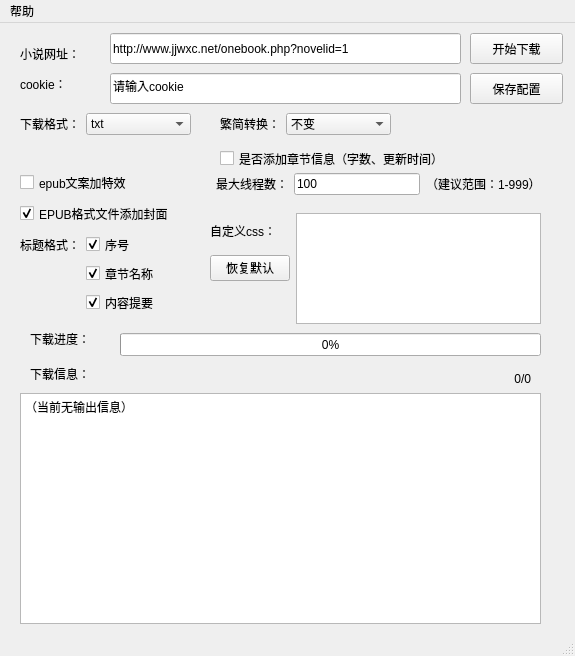
This is exe整合版/jjurl.ui in 7325156/jjwxcNovelCrawler as Qt 5 draws it before an edit. The edited form follows.
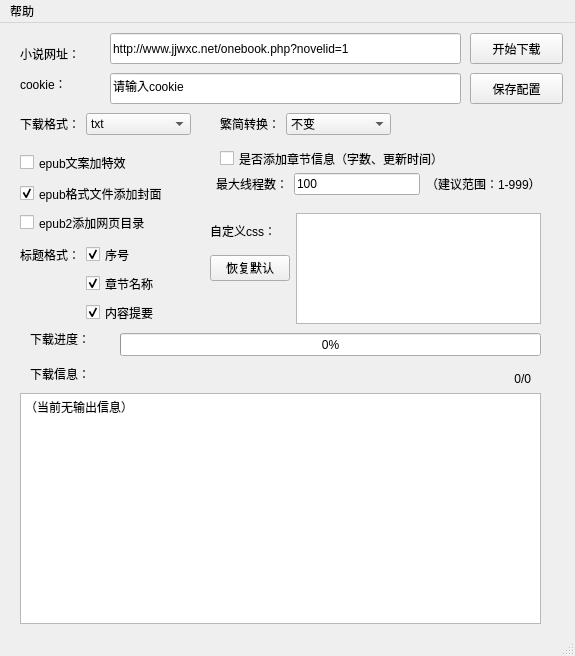
This is the edited form. Icons and pictures are not drawn.

The edit to the form file:
```diff
--- a/exe整合版/jjurl.ui
+++ b/exe整合版/jjurl.ui
@@ -65,7 +65,7 @@
       <x>20</x>
       <y>90</y>
       <width>171</width>
-      <height>41</height>
+      <height>31</height>
      </rect>
     </property>
     <layout class="QFormLayout" name="fileend">
@@ -153,7 +153,7 @@
     <property name="geometry">
      <rect>
       <x>20</x>
-      <y>210</y>
+      <y>220</y>
       <width>191</width>
       <height>81</height>
      </rect>
@@ -267,13 +267,13 @@
     <property name="geometry">
      <rect>
       <x>20</x>
-      <y>170</y>
+      <y>150</y>
       <width>181</width>
       <height>41</height>
      </rect>
     </property>
     <property name="text">
-     <string>EPUB格式文件添加封面</string>
+     <string>epub格式文件添加封面</string>
     </property>
     <property name="checked">
      <bool>true</bool>
@@ -325,7 +325,7 @@
     <property name="geometry">
      <rect>
       <x>20</x>
-      <y>150</y>
+      <y>130</y>
       <width>164</width>
       <height>19</height>
      </rect>
@@ -423,6 +423,19 @@
      </item>
     </layout>
    </widget>
+   <widget class="QCheckBox" name="hvol">
+    <property name="geometry">
+     <rect>
+      <x>20</x>
+      <y>190</y>
+      <width>171</width>
+      <height>19</height>
+     </rect>
+    </property>
+    <property name="text">
+     <string>epub2添加网页目录</string>
+    </property>
+   </widget>
   </widget>
   <widget class="QMenuBar" name="menubar">
    <property name="geometry">
```
